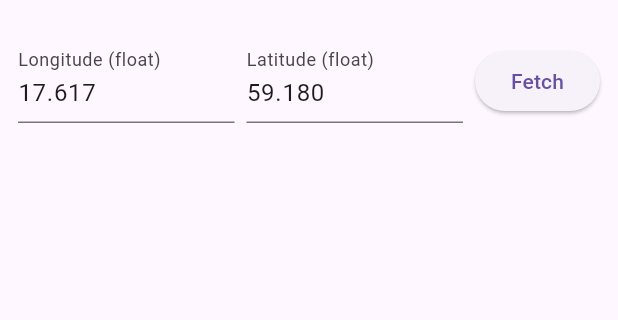
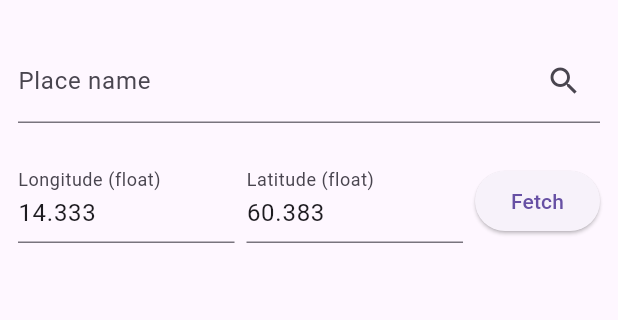
Before and after one commit to Majdmkl/SMHI_weather, a Flutter app: the screen it shows after launch, on a phone screen of 412 x 824 dp, the part 63-383 px from its top. Run offline on Flutter 3.47's test engine with Material 3 defaults, Android fonts, the phone set to English and light mode, and no system bars; our stand-ins replace connectivity_plus, flutter_riverpod, shared_preferences.

Commit message:
add search and new api testing

```diff
--- /dev/null
+++ b/lib/data/repositories/place_repository.dart
@@ -0,0 +1,43 @@
+import 'dart:convert';
+import 'package:shared_preferences/shared_preferences.dart';
+import '../../domain/entities/place.dart';
+import '../sources/place_api.dart';
+
+class PlaceRepository {
+  final PlaceApi api;
+  static const _favoritesKey = 'favorite_places';
+
+  PlaceRepository({required this.api});
+
+  Future<List<Place>> search(String query) => api.search(query);
+
+  Future<List<Place>> loadFavorites() async {
+    final prefs = await SharedPreferences.getInstance();
+    final raw = prefs.getString(_favoritesKey);
+    if (raw == null) return [];
+    final list = (json.decode(raw) as List)
+        .map((e) => Place.fromJson(e as Map<String, dynamic>))
+        .toList();
+    return list;
+  }
+
+  Future<void> saveFavorites(List<Place> places) async {
+    final prefs = await SharedPreferences.getInstance();
+    final encoded = json.encode(places.map((p) => p.toJson()).toList());
+    await prefs.setString(_favoritesKey, encoded);
+  }
+
+  /// Toggle: lägger till om saknas, tar bort om finns.
+  Future<List<Place>> toggleFavorite(Place place) async {
+    final current = await loadFavorites();
+    final idx = current.indexWhere(
+        (p) => p.lat == place.lat && p.lon == place.lon && p.name == place.name);
+    if (idx >= 0) {
+      current.removeAt(idx);
+    } else {
+      current.add(place);
+    }
+    await saveFavorites(current);
+    return current;
+  }
+}
--- /dev/null
+++ b/lib/data/sources/place_api.dart
@@ -0,0 +1,63 @@
+import 'dart:convert';
+import 'package:http/http.dart' as http;
+import '../../domain/entities/place.dart';
+
+class PlaceApi {
+  final bool useTestMirror;
+  PlaceApi({this.useTestMirror = false});
+
+  Future<List<Place>> search(String query) async {
+    final uri = useTestMirror
+        // KTH test-server (högre nivå – svenska orter)
+        ? Uri.parse('https://maceo.sth.kth.se/weather/search?location=$query')
+        // Slutversion – internationell API (om du vill använda den)
+        : Uri.parse('https://geocode.maps.co/search?q=$query');
+
+    final res = await http.get(uri);
+    if (res.statusCode != 200) {
+      throw Exception('HTTP ${res.statusCode}');
+    }
+
+    final body = json.decode(res.body);
+
+    if (useTestMirror) {
+      // KTH: lista med { place, lat, lon, ... }
+      if (body is List) {
+        return body.map<Place?>((e) {
+          final m = e as Map<String, dynamic>;
+
+          final name = (m['place'] ?? '').toString();
+          final lat = (m['lat'] as num?)?.toDouble();
+          final lon = (m['lon'] as num?)?.toDouble();
+
+          if (name.isEmpty || lat == null || lon == null) {
+            // hoppa över trasiga rader (t.ex. de som orsakar Null-felet)
+            return null;
+          }
+
+          return Place(name: name, lat: lat, lon: lon);
+        }).whereType<Place>().toList();
+      }
+      throw Exception('Unexpected KTH response format');
+    }
+
+    // geocode.maps.co: lista med { display_name, lat, lon, ... }
+    if (body is List) {
+      return body.map<Place?>((e) {
+        final m = e as Map<String, dynamic>;
+
+        final name = (m['display_name'] ?? m['name'] ?? '').toString();
+        final lat = double.tryParse(m['lat']?.toString() ?? '');
+        final lon = double.tryParse(m['lon']?.toString() ?? '');
+
+        if (name.isEmpty || lat == null || lon == null) {
+          return null;
+        }
+
+        return Place(name: name, lat: lat, lon: lon);
+      }).whereType<Place>().toList();
+    }
+
+    throw Exception('Unexpected response type');
+  }
+}
--- /dev/null
+++ b/lib/domain/entities/place.dart
@@ -0,0 +1,25 @@
+class Place {
+  final String name;
+  final double lat;
+  final double lon;
+
+  const Place({
+    required this.name,
+    required this.lat,
+    required this.lon,
+  });
+
+  Map<String, dynamic> toJson() => {
+        'name': name,
+        'lat': lat,
+        'lon': lon,
+      };
+
+  factory Place.fromJson(Map<String, dynamic> json) {
+    return Place(
+      name: json['name'] as String,
+      lat: (json['lat'] as num).toDouble(),
+      lon: (json['lon'] as num).toDouble(),
+    );
+  }
+}
--- a/lib/presentation/pages/home_page.dart
+++ b/lib/presentation/pages/home_page.dart
@@ -1,13 +1,13 @@
 import 'package:flutter/material.dart';
 import 'package:flutter/services.dart';
 import 'package:flutter_riverpod/flutter_riverpod.dart';
-
 import '../viewmodels/forecast_viewmodel.dart';
+import '../viewmodels/place_viewmodel.dart';
 import '../widgets/day_card.dart';
+import '../../domain/entities/place.dart';
 
 class HomePage extends ConsumerStatefulWidget {
   const HomePage({super.key});
-
   @override
   ConsumerState<HomePage> createState() => _HomePageState();
 }
@@ -15,30 +15,32 @@ class HomePage extends ConsumerStatefulWidget {
 class _HomePageState extends ConsumerState<HomePage> {
   late final TextEditingController _lonC;
   late final TextEditingController _latC;
+  late final TextEditingController _placeC;
 
-  // Tillåt siffror, ev. minus, och punkt ELLER komma som decimal.
-  final List<TextInputFormatter> _floatFilter =  [FilteringTextInputFormatter.allow(RegExp(r'^-?\d*([.,]\d*)?$'),),];
+  // OBS: inte const här, annars fick du felet du visade.
+  final List<TextInputFormatter> _floatFilter = [
+    FilteringTextInputFormatter.allow(RegExp(r'^-?\d*\.?\d*$')),
+  ];
 
   @override
   void initState() {
     super.initState();
-    _lonC = TextEditingController(text: '17.617');
-    _latC = TextEditingController(text: '59.180');
+    _lonC = TextEditingController(text: '14.333');
+    _latC = TextEditingController(text: '60.383');
+    _placeC = TextEditingController(text: '');
   }
 
   @override
   void dispose() {
     _lonC.dispose();
     _latC.dispose();
+    _placeC.dispose();
     super.dispose();
   }
 
-  double? _parseFloat(String s) =>
-      double.tryParse(s.replaceAll(',', '.'));
-
-  void _onFetch() {
-    final lon = _parseFloat(_lonC.text.trim());
-    final lat = _parseFloat(_latC.text.trim());
+  void _fetchWithCurrentLonLat() {
+    final lon = double.tryParse(_lonC.text);
+    final lat = double.tryParse(_latC.text);
     if (lon == null || lat == null) {
       ScaffoldMessenger.of(context).showSnackBar(
         const SnackBar(content: Text('Enter valid float values for lon/lat')),
@@ -48,56 +50,148 @@ class _HomePageState extends ConsumerState<HomePage> {
     ref.read(forecastProvider.notifier).load(lon, lat);
   }
 
+  void _usePlace(Place p) {
+    _lonC.text = p.lon.toStringAsFixed(3);
+    _latC.text = p.lat.toStringAsFixed(3);
+    _fetchWithCurrentLonLat();
+  }
+
   @override
   Widget build(BuildContext context) {
-    final state = ref.watch(forecastProvider);
+    final forecastState = ref.watch(forecastProvider);
+    final placeState = ref.watch(placeProvider);
 
     return Scaffold(
       appBar: AppBar(title: const Text('SMHI Weather')),
       body: SafeArea(
         child: Column(
           children: [
+            // --- Rad 1: plats-sök ---
             Padding(
               padding: const EdgeInsets.all(12),
               child: Row(
                 children: [
                   Expanded(
-                    child: TextFormField(
+                    child: TextField(
+                      controller: _placeC,
+                      decoration: InputDecoration(
+                        labelText: 'Place name',
+                        suffixIcon: placeState.searching
+                            ? const Padding(
+                                padding: EdgeInsets.all(8.0),
+                                child: SizedBox(
+                                  width: 16,
+                                  height: 16,
+                                  child: CircularProgressIndicator(strokeWidth: 2),
+                                ),
+                              )
+                            : IconButton(
+                                icon: const Icon(Icons.search),
+                                onPressed: () {
+                                  ref
+                                      .read(placeProvider.notifier)
+                                      .search(_placeC.text);
+                                },
+                              ),
+                      ),
+                      textInputAction: TextInputAction.search,
+                      onSubmitted: (v) {
+                        ref.read(placeProvider.notifier).search(v);
+                      },
+                    ),
+                  ),
+                ],
+              ),
+            ),
+
+            // --- Ev. sökresultat-lista (tryck för att använda) ---
+            if (placeState.error != null)
+              Padding(
+                padding: const EdgeInsets.symmetric(horizontal: 12),
+                child: Text('Place search error: ${placeState.error}',
+                    style: const TextStyle(color: Colors.red)),
+              ),
+            if (placeState.searchResults.isNotEmpty)
+              SizedBox(
+                height: 60,
+                child: ListView.separated(
+                  scrollDirection: Axis.horizontal,
+                  padding: const EdgeInsets.symmetric(horizontal: 12),
+                  itemCount: placeState.searchResults.length,
+                  separatorBuilder: (_, __) => const SizedBox(width: 8),
+                  itemBuilder: (_, i) {
+                    final p = placeState.searchResults[i];
+                    return ActionChip(
+                      label: Text(
+                        p.name.split(',').first,
+                        overflow: TextOverflow.ellipsis,
+                      ),
+                      onPressed: () => _usePlace(p),
+                    );
+                  },
+                ),
+              ),
+
+            // --- Favoritplatser ---
+            if (placeState.favorites.isNotEmpty)
+              Padding(
+                padding: const EdgeInsets.fromLTRB(12, 8, 12, 0),
+                child: Align(
+                  alignment: Alignment.centerLeft,
+                  child: Wrap(
+                    spacing: 8,
+                    runSpacing: 4,
+                    children: placeState.favorites.map((p) {
+                      return InputChip(
+                        label: Text(p.name.split(',').first),
+                        onPressed: () => _usePlace(p),
+                        onDeleted: () {
+                          ref.read(placeProvider.notifier).toggleFavorite(p);
+                        },
+                      );
+                    }).toList(),
+                  ),
+                ),
+              ),
+
+            // --- Rad 2: lon/lat + Fetch ---
+            Padding(
+              padding: const EdgeInsets.all(12),
+              child: Row(
+                children: [
+                  Expanded(
+                    child: TextField(
                       controller: _lonC,
                       inputFormatters: _floatFilter,
                       keyboardType: const TextInputType.numberWithOptions(
-                        decimal: true,
-                        signed: true,
-                      ),
-                      decoration: const InputDecoration(
-                        labelText: 'Longitude (float)',
-                      ),
+                          decimal: true, signed: true),
+                      decoration:
+                          const InputDecoration(labelText: 'Longitude (float)'),
                     ),
                   ),
                   const SizedBox(width: 8),
                   Expanded(
-                    child: TextFormField(
+                    child: TextField(
                       controller: _latC,
                       inputFormatters: _floatFilter,
                       keyboardType: const TextInputType.numberWithOptions(
-                        decimal: true,
-                        signed: true,
-                      ),
-                      decoration: const InputDecoration(
-                        labelText: 'Latitude (float)',
-                      ),
+                          decimal: true, signed: true),
+                      decoration:
+                          const InputDecoration(labelText: 'Latitude (float)'),
                     ),
                   ),
                   const SizedBox(width: 8),
                   ElevatedButton(
-                    onPressed: _onFetch,
+                    onPressed: _fetchWithCurrentLonLat,
                     child: const Text('Fetch'),
                   ),
                 ],
               ),
             ),
+
+            // --- Själva prognosen ---
             Expanded(
-              child: state.when(
+              child: forecastState.when(
                 loading: () => const Center(child: CircularProgressIndicator()),
                 error: (e, _) => Center(child: Text('Error: $e')),
                 data: (d) => Column(
@@ -114,7 +208,7 @@ class _HomePageState extends ConsumerState<HomePage> {
                       ),
                     Expanded(
                       child: OrientationBuilder(
-                        builder: (ctx, orientation) => ListView.builder(
+                        builder: (ctx, o) => ListView.builder(
                           itemCount: d.days.length,
                           itemBuilder: (ctx, i) => DayCard(d.days[i]),
                         ),
@@ -127,6 +221,17 @@ class _HomePageState extends ConsumerState<HomePage> {
           ],
         ),
       ),
+      floatingActionButton: placeState.searchResults.isNotEmpty
+          ? FloatingActionButton.extended(
+              onPressed: () async {
+                if (placeState.searchResults.isEmpty) return;
+                final first = placeState.searchResults.first;
+                await ref.read(placeProvider.notifier).toggleFavorite(first);
+              },
+              icon: const Icon(Icons.star),
+              label: const Text('Fav first result'),
+            )
+          : null,
     );
   }
 }
--- a/lib/presentation/viewmodels/forecast_viewmodel.dart
+++ b/lib/presentation/viewmodels/forecast_viewmodel.dart
@@ -1,4 +1,3 @@
-// lib/presentation/viewmodels/forecast_viewmodel.dart
 import 'package:flutter_riverpod/flutter_riverpod.dart';
 import '../../data/repositories/forecast_repository.dart';
 import '../../data/sources/cache_store.dart';
```
Also changed, not shown: lib/domain/entities/daily_forecast.dart (+78 -9 lines), lib/presentation/viewmodels/place_viewmodel.dart (added, +85 -0 lines).
